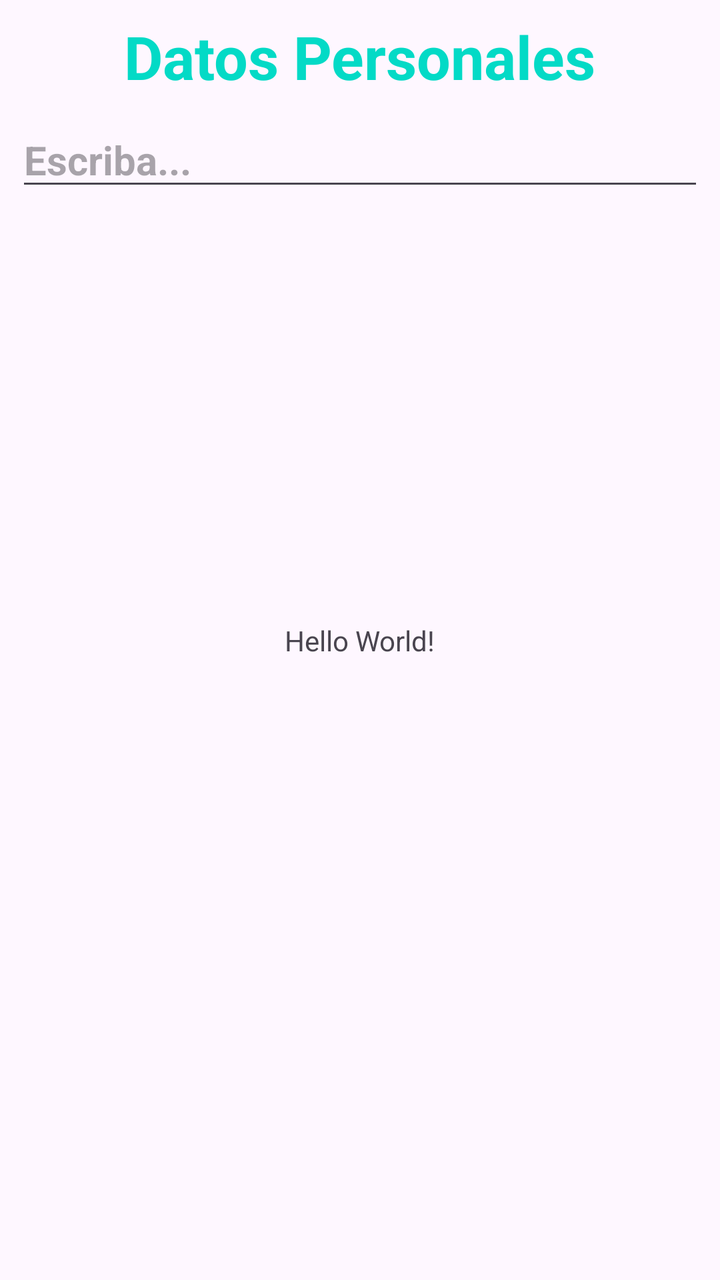
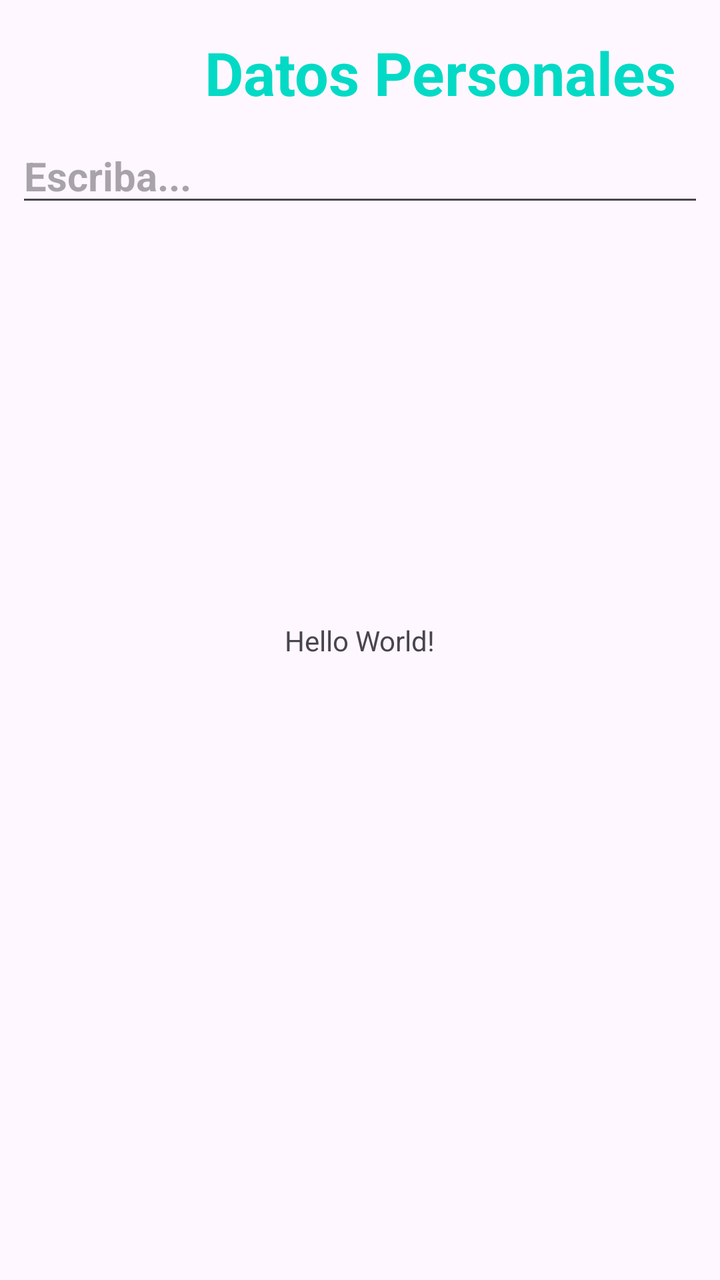

Screens rendered from an Android XML layout before and after an edit, with the pre-edit source and the edit as a unified diff.
<!-- AndroidManifest.xml: application theme Theme.InterfazGrafica01 -->
<!-- res/layout/activity_main.xml -->
<?xml version="1.0" encoding="utf-8"?>
<androidx.constraintlayout.widget.ConstraintLayout xmlns:android="http://schemas.android.com/apk/res/android"
    xmlns:app="http://schemas.android.com/apk/res-auto"
    xmlns:tools="http://schemas.android.com/tools"
    android:id="@+id/main"
    android:layout_width="match_parent"
    android:layout_height="match_parent"
    tools:context=".MainActivity">

    <TextView
        android:layout_width="wrap_content"
        android:layout_height="wrap_content"
        android:text="Hello World!"
        app:layout_constraintBottom_toBottomOf="parent"
        app:layout_constraintEnd_toEndOf="parent"
        app:layout_constraintStart_toStartOf="parent"
        app:layout_constraintTop_toTopOf="parent" />

    <TextView
        android:id="@+id/textView"
        android:layout_width="wrap_content"
        android:layout_height="wrap_content"
        android:layout_marginTop="8dp"
        android:text="Datos Personales"
        android:textColor="@color/design_default_color_secondary"
        android:textSize="30sp"
        android:textStyle="bold"
        app:layout_constraintEnd_toEndOf="parent"
        app:layout_constraintStart_toStartOf="parent"
        app:layout_constraintTop_toTopOf="parent" />

    <EditText
        android:id="@+id/editTextText"
        android:layout_width="0dp"
        android:layout_height="wrap_content"
        android:layout_marginStart="8dp"
        android:layout_marginTop="8dp"
        android:layout_marginEnd="8dp"
        android:ems="10"
        android:hint="Escriba..."
        android:inputType="text"
        android:textSize="20sp"
        android:textStyle="bold"
        app:layout_constraintEnd_toEndOf="parent"
        app:layout_constraintStart_toStartOf="parent"
        app:layout_constraintTop_toBottomOf="@+id/textView" />

</androidx.constraintlayout.widget.ConstraintLayout>
<!-- resources referenced by this layout -->
<resources>
  <style name="Theme.InterfazGrafica01" parent="Base.Theme.InterfazGrafica01" />
  <style name="Base.Theme.InterfazGrafica01" parent="Theme.Material3.DayNight.NoActionBar">
          
          
      </style>
</resources>

<!-- the commit's change to res/layout/activity_main.xml (unified diff, before → after) -->
@@ -20,12 +20,13 @@
         android:id="@+id/textView"
         android:layout_width="wrap_content"
         android:layout_height="wrap_content"
-        android:layout_marginTop="8dp"
+        android:layout_marginTop="16dp"
         android:text="Datos Personales"
         android:textColor="@color/design_default_color_secondary"
         android:textSize="30sp"
         android:textStyle="bold"
         app:layout_constraintEnd_toEndOf="parent"
+        app:layout_constraintHorizontal_bias="0.826"
         app:layout_constraintStart_toStartOf="parent"
         app:layout_constraintTop_toTopOf="parent" />
 
